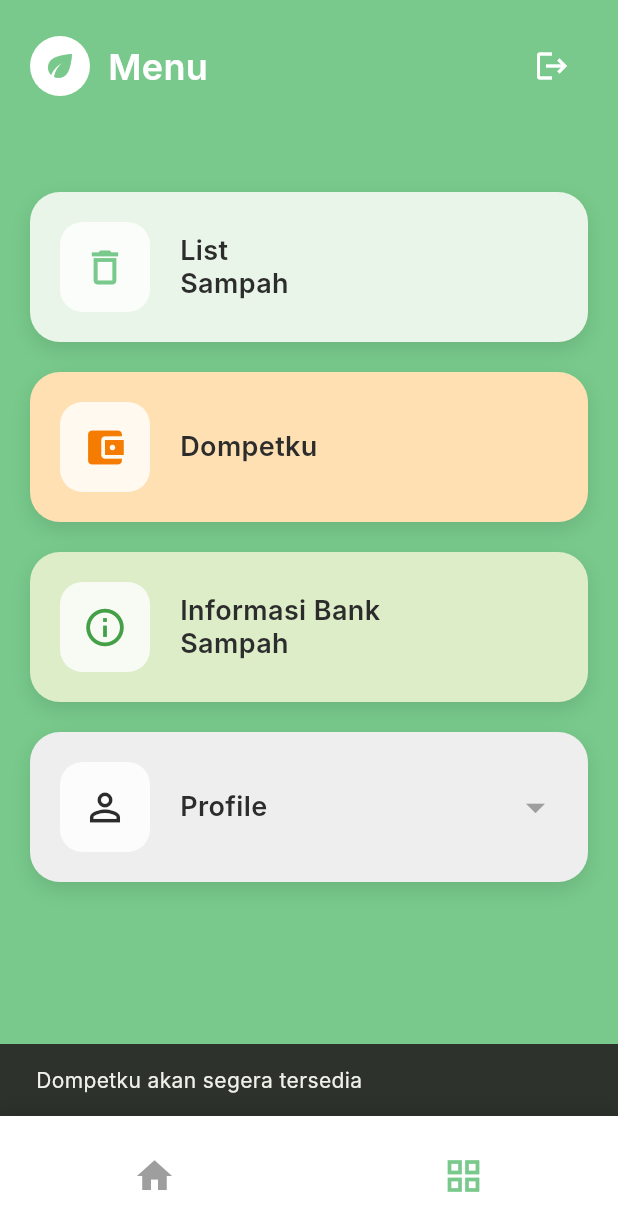
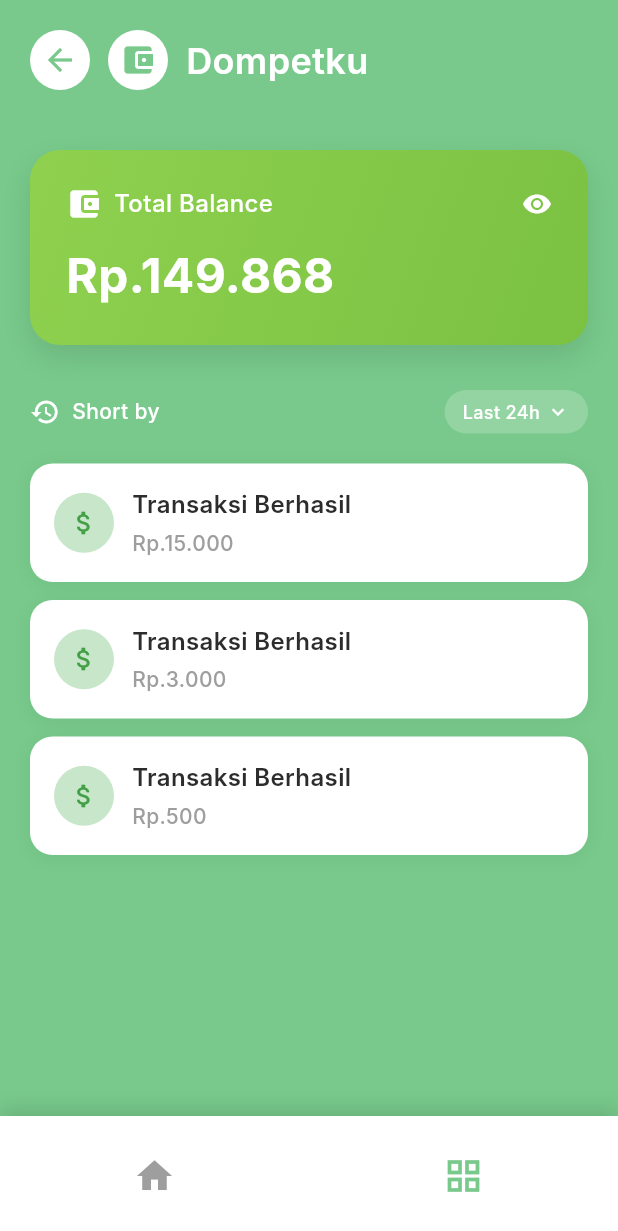
Before and after one commit to MiawMio/Gttrash, a Flutter app: the MenuScreen screen opened directly, after a tap on "Dompetku", on a phone screen of 412 x 824 dp. Shown: the top 1231 px of the screen. Run offline on Flutter 3.47's test engine with Material 3 defaults, Android fonts, the phone set to English and light mode, and no system bars; our stand-ins replace cloud_firestore, firebase_auth, firebase_core, google_sign_in, image_picker, shared_preferences; accounts and stored records are empty; Roboto replaces fonts that are missing (Inter).

Commit message:
Implement wallet screen with balance and transaction history
Co-authored-by: myghtymonogamer <myghtymonogamer@gmail.com>

```diff
--- a/trash_app/lib/screens/menu_screen.dart
+++ b/trash_app/lib/screens/menu_screen.dart
@@ -6,6 +6,7 @@ import 'profile_screen.dart';
 import 'edit_profile_screen.dart';
 import 'bank_sampah_info_screen.dart';
 import 'waste_list_screen.dart';
+import 'wallet_screen.dart';
 
 class MenuScreen extends StatelessWidget {
   const MenuScreen({super.key});
@@ -114,8 +115,9 @@ class MenuScreen extends StatelessWidget {
                       backgroundColor: Colors.orange.shade100,
                       onTap: () {
                         // Navigate to wallet screen
-                        ScaffoldMessenger.of(context).showSnackBar(
-                          const SnackBar(content: Text('Dompetku akan segera tersedia')),
+                        Navigator.push(
+                          context,
+                          MaterialPageRoute(builder: (_) => const WalletScreen()),
                         );
                       },
                     ),
--- /dev/null
+++ b/trash_app/lib/screens/wallet_screen.dart
@@ -0,0 +1,315 @@
+import 'package:flutter/material.dart';
+import '../constants/app_colors.dart';
+
+class WalletScreen extends StatelessWidget {
+  const WalletScreen({super.key});
+
+  @override
+  Widget build(BuildContext context) {
+    return Scaffold(
+      backgroundColor: AppColors.primaryGreen,
+      body: SafeArea(
+        child: Column(
+          children: [
+            // Header
+            Padding(
+              padding: const EdgeInsets.all(20),
+              child: Row(
+                children: [
+                  // Back button
+                  GestureDetector(
+                    onTap: () => Navigator.pop(context),
+                    child: Container(
+                      width: 40,
+                      height: 40,
+                      decoration: const BoxDecoration(
+                        color: AppColors.white,
+                        shape: BoxShape.circle,
+                      ),
+                      child: const Icon(
+                        Icons.arrow_back,
+                        color: AppColors.primaryGreen,
+                        size: 24,
+                      ),
+                    ),
+                  ),
+                  const SizedBox(width: 12),
+                  // Wallet icon
+                  Container(
+                    width: 40,
+                    height: 40,
+                    decoration: const BoxDecoration(
+                      color: AppColors.white,
+                      shape: BoxShape.circle,
+                    ),
+                    child: const Icon(
+                      Icons.account_balance_wallet,
+                      color: AppColors.primaryGreen,
+                      size: 24,
+                    ),
+                  ),
+                  const SizedBox(width: 12),
+                  // Title
+                  const Text(
+                    'Dompetku',
+                    style: TextStyle(
+                      color: AppColors.white,
+                      fontSize: 24,
+                      fontWeight: FontWeight.w600,
+                    ),
+                  ),
+                ],
+              ),
+            ),
+
+            const SizedBox(height: 20),
+
+            // Balance Card
+            Container(
+              margin: const EdgeInsets.symmetric(horizontal: 20),
+              padding: const EdgeInsets.all(24),
+              decoration: BoxDecoration(
+                gradient: const LinearGradient(
+                  begin: Alignment.topLeft,
+                  end: Alignment.bottomRight,
+                  colors: [
+                    Color(0xFF8FD14F),
+                    Color(0xFF7BC142),
+                  ],
+                ),
+                borderRadius: BorderRadius.circular(20),
+                boxShadow: [
+                  BoxShadow(
+                    color: Colors.black.withOpacity(0.1),
+                    blurRadius: 15,
+                    offset: const Offset(0, 8),
+                  ),
+                ],
+              ),
+              child: Column(
+                crossAxisAlignment: CrossAxisAlignment.start,
+                children: [
+                  Row(
+                    children: [
+                      const Icon(
+                        Icons.account_balance_wallet,
+                        color: Colors.white,
+                        size: 24,
+                      ),
+                      const SizedBox(width: 8),
+                      const Text(
+                        'Total Balance',
+                        style: TextStyle(
+                          color: Colors.white,
+                          fontSize: 16,
+                          fontWeight: FontWeight.w500,
+                        ),
+                      ),
+                      const Spacer(),
+                      const Icon(
+                        Icons.visibility,
+                        color: Colors.white,
+                        size: 20,
+                      ),
+                    ],
+                  ),
+                  const SizedBox(height: 12),
+                  const Text(
+                    'Rp.149.868',
+                    style: TextStyle(
+                      color: Colors.white,
+                      fontSize: 32,
+                      fontWeight: FontWeight.bold,
+                    ),
+                  ),
+                ],
+              ),
+            ),
+
+            const SizedBox(height: 30),
+
+            // Transaction History Header
+            Padding(
+              padding: const EdgeInsets.symmetric(horizontal: 20),
+              child: Row(
+                children: [
+                  const Icon(
+                    Icons.history,
+                    color: Colors.white,
+                    size: 20,
+                  ),
+                  const SizedBox(width: 8),
+                  const Text(
+                    'Short by',
+                    style: TextStyle(
+                      color: Colors.white,
+                      fontSize: 14,
+                      fontWeight: FontWeight.w500,
+                    ),
+                  ),
+                  const Spacer(),
+                  Container(
+                    padding: const EdgeInsets.symmetric(horizontal: 12, vertical: 6),
+                    decoration: BoxDecoration(
+                      color: Colors.white.withOpacity(0.2),
+                      borderRadius: BorderRadius.circular(15),
+                    ),
+                    child: Row(
+                      mainAxisSize: MainAxisSize.min,
+                      children: [
+                        const Text(
+                          'Last 24h',
+                          style: TextStyle(
+                            color: Colors.white,
+                            fontSize: 12,
+                            fontWeight: FontWeight.w500,
+                          ),
+                        ),
+                        const SizedBox(width: 4),
+                        const Icon(
+                          Icons.keyboard_arrow_down,
+                          color: Colors.white,
+                          size: 16,
+                        ),
+                      ],
+                    ),
+                  ),
+                ],
+              ),
+            ),
+
+            const SizedBox(height: 20),
+
+            // Transaction List
+            Expanded(
+              child: Container(
+                margin: const EdgeInsets.symmetric(horizontal: 20),
+                child: ListView(
+                  children: [
+                    _buildTransactionItem(
+                      amount: 'Rp.15.000',
+                      isSuccess: true,
+                    ),
+                    const SizedBox(height: 12),
+                    _buildTransactionItem(
+                      amount: 'Rp.3.000',
+                      isSuccess: true,
+                    ),
+                    const SizedBox(height: 12),
+                    _buildTransactionItem(
+                      amount: 'Rp.500',
+                      isSuccess: true,
+                    ),
+                  ],
+                ),
+              ),
+            ),
+          ],
+        ),
+      ),
+      bottomNavigationBar: Container(
+        height: 80,
+        decoration: const BoxDecoration(
+          color: AppColors.white,
+          boxShadow: [
+            BoxShadow(
+              color: Colors.black12,
+              blurRadius: 10,
+              offset: Offset(0, -5),
+            ),
+          ],
+        ),
+        child: Row(
+          mainAxisAlignment: MainAxisAlignment.spaceAround,
+          children: [
+            GestureDetector(
+              onTap: () {
+                Navigator.pop(context);
+              },
+              child: Container(
+                padding: const EdgeInsets.all(16),
+                child: const Icon(
+                  Icons.home,
+                  color: AppColors.grey,
+                  size: 28,
+                ),
+              ),
+            ),
+            Container(
+              padding: const EdgeInsets.all(16),
+              child: const Icon(
+                Icons.grid_view,
+                color: AppColors.primaryGreen,
+                size: 28,
+              ),
+            ),
+          ],
+        ),
+      ),
+    );
+  }
+
+  Widget _buildTransactionItem({
+    required String amount,
+    required bool isSuccess,
+  }) {
+    return Container(
+      padding: const EdgeInsets.all(16),
+      decoration: BoxDecoration(
+        color: Colors.white,
+        borderRadius: BorderRadius.circular(15),
+        boxShadow: [
+          BoxShadow(
+            color: Colors.black.withOpacity(0.05),
+            blurRadius: 10,
+            offset: const Offset(0, 2),
+          ),
+        ],
+      ),
+      child: Row(
+        children: [
+          // Transaction icon
+          Container(
+            width: 40,
+            height: 40,
+            decoration: BoxDecoration(
+              color: isSuccess ? Colors.green.shade100 : Colors.red.shade100,
+              shape: BoxShape.circle,
+            ),
+            child: Icon(
+              Icons.attach_money,
+              color: isSuccess ? Colors.green.shade600 : Colors.red.shade600,
+              size: 20,
+            ),
+          ),
+          const SizedBox(width: 12),
+          // Transaction details
+          Expanded(
+            child: Column(
+              crossAxisAlignment: CrossAxisAlignment.start,
+              children: [
+                Text(
+                  'Transaksi Berhasil',
+                  style: TextStyle(
+                    color: AppColors.black,
+                    fontSize: 16,
+                    fontWeight: FontWeight.w600,
+                  ),
+                ),
+                const SizedBox(height: 4),
+                Text(
+                  amount,
+                  style: TextStyle(
+                    color: AppColors.grey,
+                    fontSize: 14,
+                    fontWeight: FontWeight.w500,
+                  ),
+                ),
+              ],
+            ),
+          ),
+        ],
+      ),
+    );
+  }
+}
```
